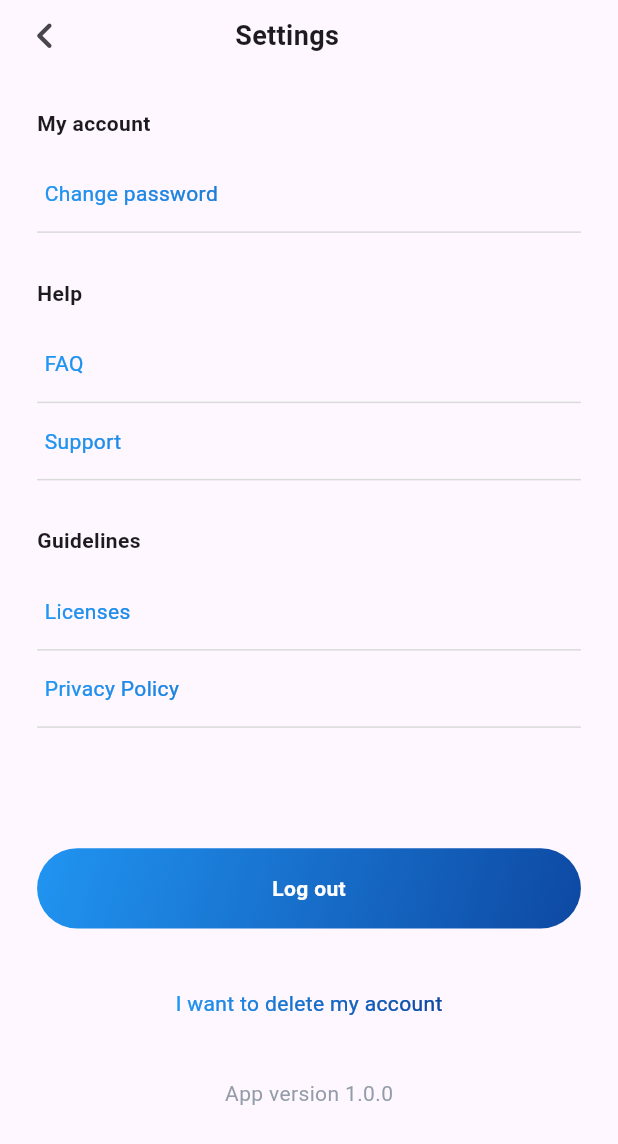
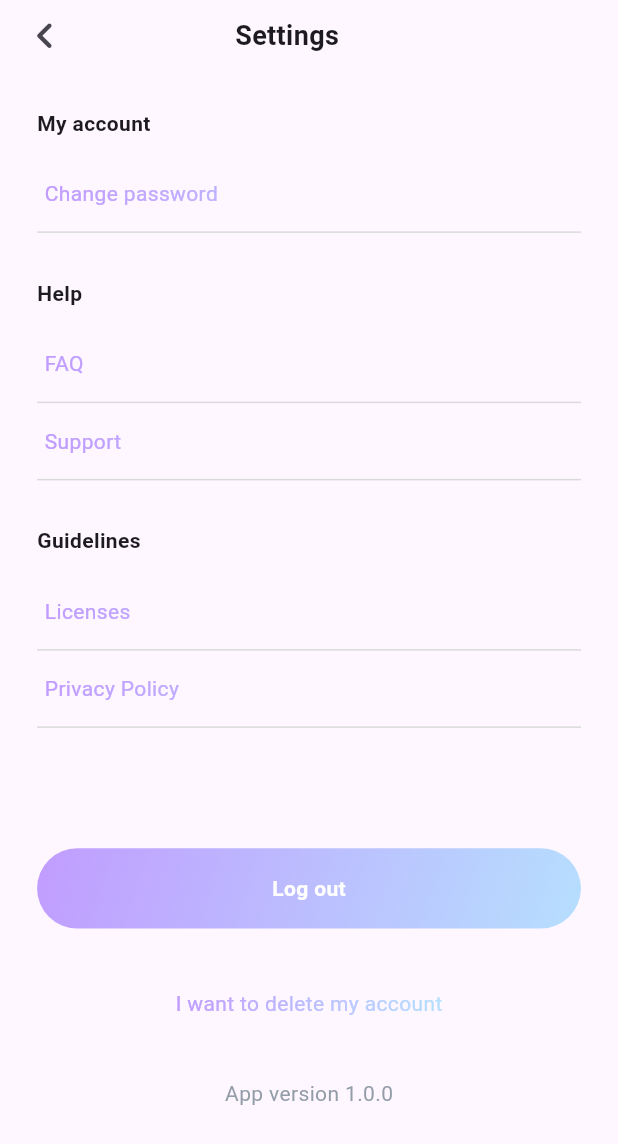
Before and after one commit to MasterWJK/Clarify_repo, a Flutter app: the screen it shows after launch, item 4 of the bottom bar chosen, after a tap on the "settings" icon, on a phone screen of 412 x 824 dp. Shown: the top 1144 px of the screen. Run offline on Flutter 3.47's test engine with Material 3 defaults, Android fonts, the phone set to English and light mode, and no system bars; drawn by our look-alikes of simple_gradient_text; our stand-ins replace firebase_auth, firebase_core, flutter_dotenv; missing offline and left inert: dart_openai; accounts and stored records are empty.

Commit message:
changed just color

```diff
--- a/clarify_app/lib/main_pages/AIChat.dart
+++ b/clarify_app/lib/main_pages/AIChat.dart
@@ -105,8 +105,8 @@ class OpenAIChatPageState extends State<AIChat> {
             decoration: const BoxDecoration(
               gradient: LinearGradient(
                 colors: [
-                  Color(0xFF2196F3), // Lighter blue
-                  Color(0xFF0D47A1), // Darker blue
+                  Color(0xFFC19BFF), // Your specified color
+                  Color(0xFFB6E0FE),
                 ],
               ),
             ),
--- a/clarify_app/lib/main_pages/ChallengesPage.dart
+++ b/clarify_app/lib/main_pages/ChallengesPage.dart
@@ -11,8 +11,8 @@ class ChallengesPage extends StatelessWidget {
             decoration: const BoxDecoration(
               gradient: LinearGradient(
                 colors: [
-                  Color(0xFF2196F3), // Lighter blue
-                  Color(0xFF0D47A1), // Darker blue
+                  Color(0xFFC19BFF), // Your specified color
+                  Color(0xFFB6E0FE),
                 ],
                 begin: Alignment.topLeft,
                 end: Alignment.bottomRight,
--- a/clarify_app/lib/main_pages/Home.dart
+++ b/clarify_app/lib/main_pages/Home.dart
@@ -53,8 +53,8 @@ class Home extends StatelessWidget {
           decoration: const BoxDecoration(
             gradient: LinearGradient(
               colors: [
-                Color(0xFF2196F3), // Lighter blue
-                Color(0xFF0D47A1), // Darker blue
+                Color(0xFFC19BFF), // Your specified color
+                Color(0xFFB6E0FE),
               ],
             ),
           ),
--- a/clarify_app/lib/main_pages/profile/OwnProfile.dart
+++ b/clarify_app/lib/main_pages/profile/OwnProfile.dart
@@ -114,7 +114,7 @@ class OwnProfileState extends State<OwnProfile> {
                                     child: FittedBox(
                                         fit: BoxFit.cover,
                                         child: Image.asset(
-                                          'assets/icon/ClarifyAI.png',
+                                          'assets/icon/ClarifyAI2.png',
                                         )),
                                   ),
                                 ),
@@ -133,8 +133,8 @@ class OwnProfileState extends State<OwnProfile> {
                                 BorderRadius.all(Radius.circular(15.0)),
                             gradient: LinearGradient(
                               colors: [
-                                Color(0xFF006D77), // A teal blue color
-                                Color(0xFF003C64), // A darker navy blue color
+                                Color(0xFFC19BFF), // Your specified color
+                                Color(0xFFB6E0FE),
                               ],
                               begin: Alignment(-1.0, -2.0),
                               end: Alignment(1.0, 2.0),
@@ -308,10 +308,9 @@ class OwnProfileState extends State<OwnProfile> {
                                 const BorderRadius.all(Radius.circular(27.0)),
                             gradient: LinearGradient(
                               colors: [
-                                Color(0xFF0077B5).withOpacity(
-                                    0.15), // Lighter blue with opacity
-                                Color(0xFF005691).withOpacity(
-                                    0.15) // Darker blue with opacity
+                                Color(0xFFC19BFF)
+                                    .withOpacity(0.15), // Your specified color
+                                Color(0xFF8A2BE2).withOpacity(0.15),
                               ],
                               begin: const Alignment(-1.0, -2.0),
                               end: const Alignment(1.0, 2.0),
@@ -325,8 +324,8 @@ class OwnProfileState extends State<OwnProfile> {
                                 fontWeight: FontWeight.w500,
                               ),
                               colors: const [
-                                Color(0xFF0077B5), // Lighter blue
-                                Color(0xFF005691), // Darker blue
+                                Color(0xFF8A2BE2),
+                                Color(0xFF8A2BE2),
                               ],
                             ),
                           ),
--- a/clarify_app/lib/main_pages/profile/SettingsProfile.dart
+++ b/clarify_app/lib/main_pages/profile/SettingsProfile.dart
@@ -95,8 +95,8 @@ class SettingsProfileState extends State<SettingsProfile> {
                                 fontWeight: FontWeight.w400,
                               ),
                               colors: const [
-                                Color(0xFF2196F3), // A vibrant light blue.
-                                Color(0xFF0D47A1), // A deep blue.
+                                Color(0xFFC19BFF), // Your specified color
+                                Color(0xFFB6E0FE),
                               ],
                             ),
                           ),
@@ -148,8 +148,8 @@ class SettingsProfileState extends State<SettingsProfile> {
                               fontWeight: FontWeight.w400,
                             ),
                             colors: const [
-                              Color(0xFF2196F3), // A vibrant light blue.
-                              Color(0xFF0D47A1), // A deep blue.
+                              Color(0xFFC19BFF), // Your specified color
+                              Color(0xFFB6E0FE),
                             ],
                           ),
                         ),
@@ -187,8 +187,8 @@ class SettingsProfileState extends State<SettingsProfile> {
                               fontWeight: FontWeight.w400,
                             ),
                             colors: const [
-                              Color(0xFF2196F3), // A vibrant light blue.
-                              Color(0xFF0D47A1), // A deep blue.
+                              Color(0xFFC19BFF), // Your specified color
+                              Color(0xFFB6E0FE),
                             ],
                           ),
                         ),
@@ -251,8 +251,8 @@ class SettingsProfileState extends State<SettingsProfile> {
                               fontWeight: FontWeight.w400,
                             ),
                             colors: const [
-                              Color(0xFF2196F3), // A vibrant light blue.
-                              Color(0xFF0D47A1), // A deep blue.
+                              Color(0xFFC19BFF), // Your specified color
+                              Color(0xFFB6E0FE),
                             ],
                           ),
                         ),
@@ -281,8 +281,8 @@ class SettingsProfileState extends State<SettingsProfile> {
                               fontWeight: FontWeight.w400,
                             ),
                             colors: const [
-                              Color(0xFF2196F3), // A vibrant light blue.
-                              Color(0xFF0D47A1), // A deep blue.
+                              Color(0xFFC19BFF), // Your specified color
+                              Color(0xFFB6E0FE),
                             ],
                           ),
                         ),
@@ -311,8 +311,8 @@ class SettingsProfileState extends State<SettingsProfile> {
                           borderRadius: BorderRadius.all(Radius.circular(27.0)),
                           gradient: LinearGradient(
                             colors: [
-                              Color(0xFF2196F3), // A vibrant light blue.
-                              Color(0xFF0D47A1), // A deep blue.
+                              Color(0xFFC19BFF), // Your specified color
+                              Color(0xFFB6E0FE),
                             ],
                             begin: Alignment(-1.0, -2.0),
                             end: Alignment(1.0, 2.0),
@@ -350,8 +350,8 @@ class SettingsProfileState extends State<SettingsProfile> {
                             fontWeight: FontWeight.w400,
                           ),
                           colors: const [
-                            Color(0xFF2196F3), // A vibrant light blue.
-                            Color(0xFF0D47A1), // A deep blue.
+                            Color(0xFFC19BFF), // Your specified color
+                            Color(0xFFB6E0FE),
                           ],
                         ),
                       ),
```
